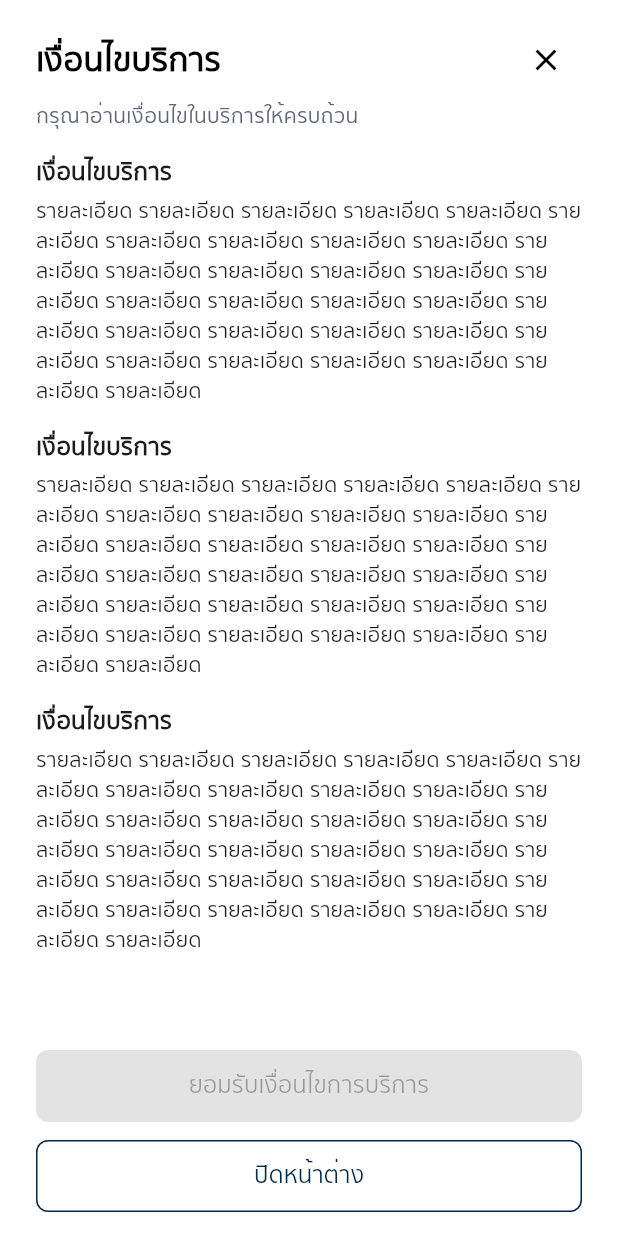
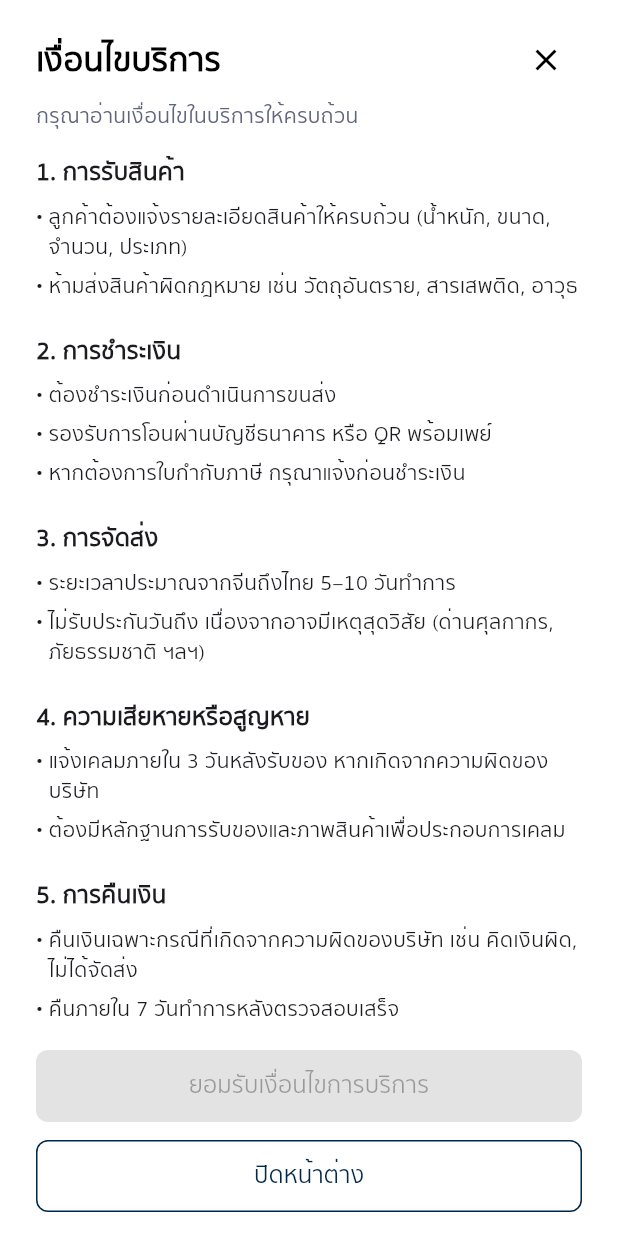
Before and after one commit to AshaTechCorporation/gcargo, a Flutter app: the TermsDialog screen opened directly, on a phone screen of 412 x 824 dp. Run offline on Flutter 3.47's test engine with Material 3 defaults, Android fonts, the phone set to English and light mode, and no system bars; our stand-ins replace device_info_plus, dio, file_picker, flutter_widget_from_html, get, hive and 3 more; accounts and stored records are empty; network calls fail.

```diff
--- a/lib/account/accountPage.dart
+++ b/lib/account/accountPage.dart
@@ -15,6 +15,7 @@ import 'package:gcargo/constants.dart';
 import 'package:gcargo/controllers/home_controller.dart';
 import 'package:gcargo/home/firstPage.dart';
 import 'package:gcargo/login/loginPage.dart';
+import 'package:gcargo/login/welcomePage.dart';
 import 'package:gcargo/widgets/LogoutConfirmationDialog.dart';
 import 'package:get/get.dart';
 import 'package:shared_preferences/shared_preferences.dart';
@@ -191,7 +192,8 @@ class _AccountPageState extends State<AccountPage> {
                         onPressed: () async {
                           if (token == null) {
                             // ไปหน้า Login
-                            Navigator.push(context, MaterialPageRoute(builder: (context) => LoginPage()));
+                            //Navigator.push(context, MaterialPageRoute(builder: (context) => LoginPage()));
+                            Navigator.push(context, MaterialPageRoute(builder: (context) => WelcomePage()));
                           } else {
                             final confirm = await showDialog(
                               context: context,
--- a/lib/login/widgets/TermsDialog.dart
+++ b/lib/login/widgets/TermsDialog.dart
@@ -42,6 +42,7 @@ class _TermsDialogState extends State<TermsDialog> {
           child: Column(
             crossAxisAlignment: CrossAxisAlignment.start,
             children: [
+              // 🔹 Header
               Row(
                 mainAxisAlignment: MainAxisAlignment.spaceBetween,
                 children: [
@@ -52,37 +53,52 @@ class _TermsDialogState extends State<TermsDialog> {
               const SizedBox(height: 4),
               const Text('กรุณาอ่านเงื่อนไขในบริการให้ครบถ้วน', style: TextStyle(fontSize: 14, color: kHintTextColor)),
               const SizedBox(height: 16),
+
+              // 🔹 เงื่อนไขแบบ scroll
               Expanded(
                 child: SingleChildScrollView(
                   controller: _scrollController,
                   child: const Column(
                     crossAxisAlignment: CrossAxisAlignment.start,
                     children: [
-                      Text('เงื่อนไขบริการ', style: TextStyle(fontSize: 16, fontWeight: FontWeight.bold)),
-                      SizedBox(height: 4),
-                      Text(
-                        'รายละเอียด รายละเอียด รายละเอียด รายละเอียด รายละเอียด รายละเอียด รายละเอียด รายละเอียด รายละเอียด รายละเอียด รายละเอียด รายละเอียด รายละเอียด รายละเอียด รายละเอียด รายละเอียด รายละเอียด รายละเอียด รายละเอียด รายละเอียด รายละเอียด รายละเอียด รายละเอียด รายละเอียด รายละเอียด รายละเอียด รายละเอียด รายละเอียด รายละเอียด รายละเอียด รายละเอียด รายละเอียด',
-                        style: TextStyle(fontSize: 14),
-                      ),
-                      SizedBox(height: 16),
-                      Text('เงื่อนไขบริการ', style: TextStyle(fontSize: 16, fontWeight: FontWeight.bold)),
-                      SizedBox(height: 4),
-                      Text(
-                        'รายละเอียด รายละเอียด รายละเอียด รายละเอียด รายละเอียด รายละเอียด รายละเอียด รายละเอียด รายละเอียด รายละเอียด รายละเอียด รายละเอียด รายละเอียด รายละเอียด รายละเอียด รายละเอียด รายละเอียด รายละเอียด รายละเอียด รายละเอียด รายละเอียด รายละเอียด รายละเอียด รายละเอียด รายละเอียด รายละเอียด รายละเอียด รายละเอียด รายละเอียด รายละเอียด รายละเอียด รายละเอียด',
-                        style: TextStyle(fontSize: 14),
-                      ),
-                      SizedBox(height: 16),
-                      Text('เงื่อนไขบริการ', style: TextStyle(fontSize: 16, fontWeight: FontWeight.bold)),
-                      SizedBox(height: 4),
-                      Text(
-                        'รายละเอียด รายละเอียด รายละเอียด รายละเอียด รายละเอียด รายละเอียด รายละเอียด รายละเอียด รายละเอียด รายละเอียด รายละเอียด รายละเอียด รายละเอียด รายละเอียด รายละเอียด รายละเอียด รายละเอียด รายละเอียด รายละเอียด รายละเอียด รายละเอียด รายละเอียด รายละเอียด รายละเอียด รายละเอียด รายละเอียด รายละเอียด รายละเอียด รายละเอียด รายละเอียด รายละเอียด รายละเอียด',
-                        style: TextStyle(fontSize: 14),
-                      ),
+                      _termsSection('1. การรับสินค้า', [
+                        'ลูกค้าต้องแจ้งรายละเอียดสินค้าให้ครบถ้วน (น้ำหนัก, ขนาด, จำนวน, ประเภท)',
+                        'ห้ามส่งสินค้าผิดกฎหมาย เช่น วัตถุอันตราย, สารเสพติด, อาวุธ',
+                      ]),
+                      _termsSection('2. การชำระเงิน', [
+                        'ต้องชำระเงินก่อนดำเนินการขนส่ง',
+                        'รองรับการโอนผ่านบัญชีธนาคาร หรือ QR พร้อมเพย์',
+                        'หากต้องการใบกำกับภาษี กรุณาแจ้งก่อนชำระเงิน',
+                      ]),
+                      _termsSection('3. การจัดส่ง', [
+                        'ระยะเวลาประมาณจากจีนถึงไทย 5–10 วันทำการ',
+                        'ไม่รับประกันวันถึง เนื่องจากอาจมีเหตุสุดวิสัย (ด่านศุลกากร, ภัยธรรมชาติ ฯลฯ)',
+                      ]),
+                      _termsSection('4. ความเสียหายหรือสูญหาย', [
+                        'แจ้งเคลมภายใน 3 วันหลังรับของ หากเกิดจากความผิดของบริษัท',
+                        'ต้องมีหลักฐานการรับของและภาพสินค้าเพื่อประกอบการเคลม',
+                      ]),
+                      _termsSection('5. การคืนเงิน', [
+                        'คืนเงินเฉพาะกรณีที่เกิดจากความผิดของบริษัท เช่น คิดเงินผิด, ไม่ได้จัดส่ง',
+                        'คืนภายใน 7 วันทำการหลังตรวจสอบเสร็จ',
+                      ]),
+                      _termsSection('6. การเปลี่ยนแปลงข้อมูล', [
+                        'สามารถเปลี่ยนแปลงข้อมูลจัดส่งได้ก่อนสินค้าถึงโกดัง',
+                        'บริษัทขอสงวนสิทธิ์ไม่รับเปลี่ยนแปลงหลังขึ้นระบบจัดส่ง',
+                      ]),
+                      _termsSection('7. ความรับผิดชอบของลูกค้า', [
+                        'ตรวจสอบข้อมูลพัสดุก่อนยืนยัน',
+                        'ให้ข้อมูลชื่อ, ที่อยู่, เบอร์โทรอย่างถูกต้อง',
+                        'เข้ารับพัสดุตามเวลาที่กำหนด มิฉะนั้นอาจมีค่าฝากพัสดุ',
+                      ]),
+                      _termsSection('8. การยอมรับข้อตกลง', ['การใช้บริการถือว่าลูกค้าได้อ่านและยอมรับข้อตกลงนี้แล้ว']),
                       SizedBox(height: 32),
                     ],
                   ),
                 ),
               ),
+
+              // 🔹 ปุ่มยอมรับ / ปิด
               Column(
                 children: [
                   SizedBox(
@@ -121,3 +137,34 @@ class _TermsDialogState extends State<TermsDialog> {
     );
   }
 }
+
+// 🔹 Section Helper Widget
+class _termsSection extends StatelessWidget {
+  final String title;
+  final List<String> bullets;
+
+  const _termsSection(this.title, this.bullets);
+
+  @override
+  Widget build(BuildContext context) {
+    return Padding(
+      padding: const EdgeInsets.only(bottom: 16),
+      child: Column(
+        crossAxisAlignment: CrossAxisAlignment.start,
+        children: [
+          Text(title, style: const TextStyle(fontSize: 16, fontWeight: FontWeight.bold)),
+          const SizedBox(height: 8),
+          ...bullets.map(
+            (b) => Padding(
+              padding: const EdgeInsets.only(bottom: 6),
+              child: Row(
+                crossAxisAlignment: CrossAxisAlignment.start,
+                children: [const Text('• ', style: TextStyle(fontSize: 14)), Expanded(child: Text(b, style: const TextStyle(fontSize: 14)))],
+              ),
+            ),
+          ),
+        ],
+      ),
+    );
+  }
+}
```
Also changed, not shown: lib/bill/transportCostPage copy.dart (added, +312 -0 lines), lib/home/transportCalculatePage.dart (+8 -1 lines), lib/home/widgets/QrCodeDialog.dart (added, +58 -0 lines), lib/login/registerPage.dart (+52 -20 lines).
